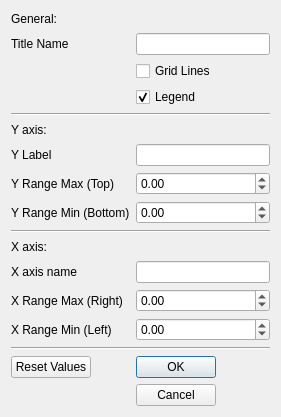
Before: the Qt Designer form UI/UI_PlotControlDialog.ui in garid3000/bps_spectrometer_gui, drawn with Qt 5.
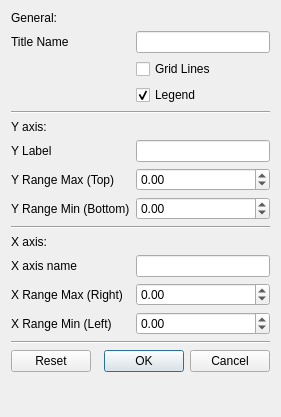
After: the same form once the commit is applied.

Commit message: Prototype: (Test) Backend of updating plots based on PlotConfigDialog values

Diff of the .ui file:
```diff
--- a/UI/UI_PlotControlDialog.ui
+++ b/UI/UI_PlotControlDialog.ui
@@ -183,20 +183,13 @@
      </property>
     </widget>
    </item>
-   <item row="15" column="1">
-    <widget class="QDialogButtonBox" name="buttonBox">
+   <item row="16" column="0" colspan="2">
+    <widget class="QDialogButtonBox" name="btn_box">
      <property name="orientation">
-      <enum>Qt::Vertical</enum>
+      <enum>Qt::Horizontal</enum>
      </property>
      <property name="standardButtons">
-      <set>QDialogButtonBox::Cancel|QDialogButtonBox::Ok</set>
-     </property>
-    </widget>
-   </item>
-   <item row="15" column="0">
-    <widget class="QPushButton" name="btn_reset">
-     <property name="text">
-      <string>Reset Values</string>
+      <set>QDialogButtonBox::Cancel|QDialogButtonBox::Ok|QDialogButtonBox::Reset</set>
      </property>
     </widget>
    </item>
```
Left out of the diff: 4 changed lines with no effect on the pictures. The commit also changes 2 other files.
